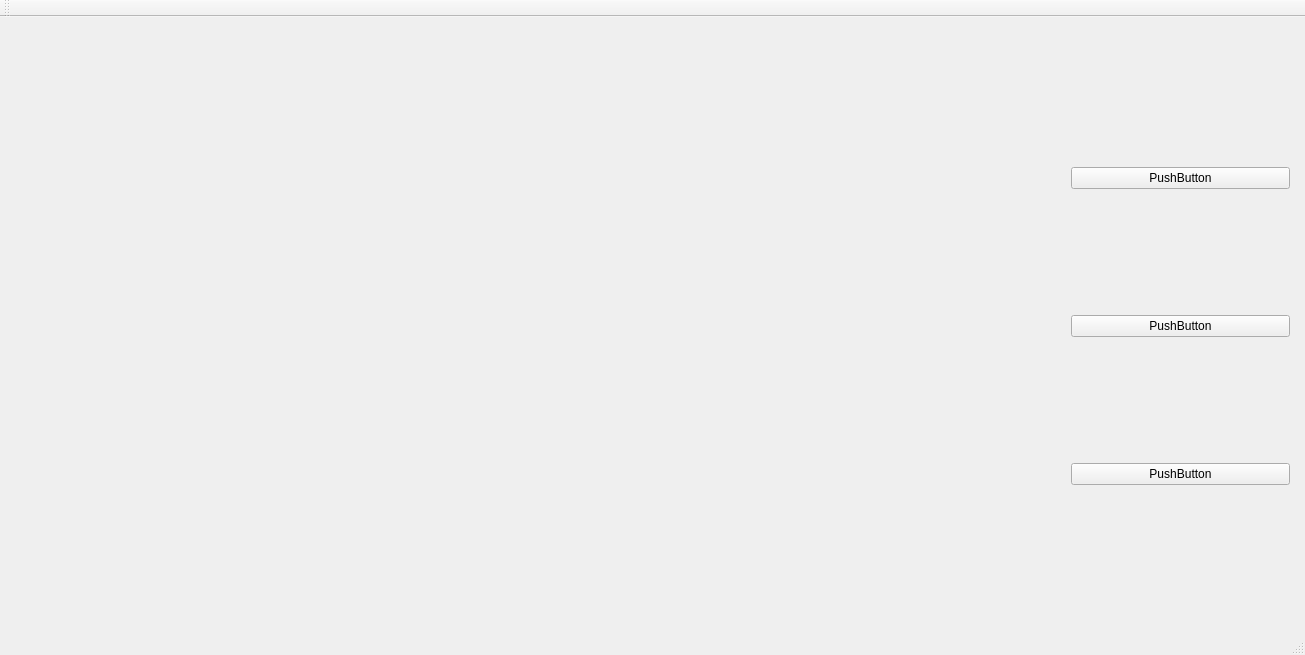
Qt form mainwindow.ui (Siamil/SmartHome) before a commit.
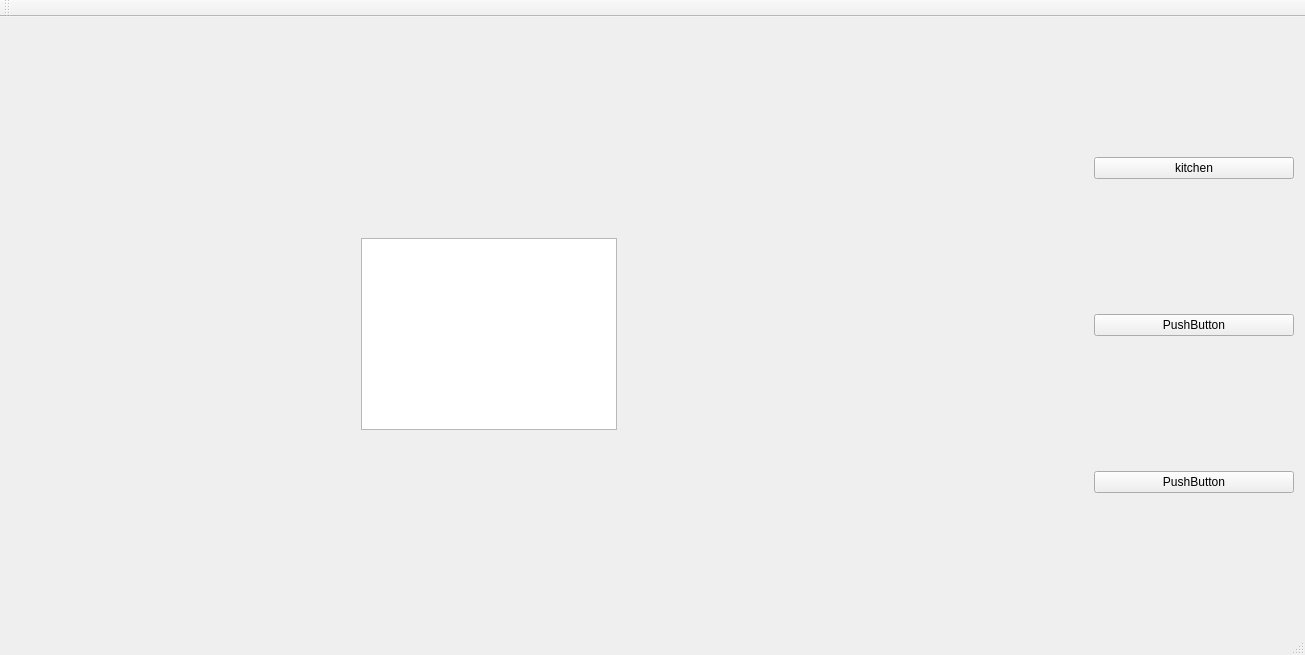
The same form after that commit. The open tabs and pages were chosen to show the change. Custom widgets are drawn as their Qt base class.

```diff
--- a/mainwindow.ui
+++ b/mainwindow.ui
@@ -14,35 +14,37 @@
    <string>MainWindow</string>
   </property>
   <widget class="QWidget" name="centralWidget">
+   <layout class="QGridLayout" name="gridLayout_2">
+    <item row="0" column="0">
    <widget class="QStackedWidget" name="stackedWidget">
-    <property name="geometry">
-     <rect>
-      <x>20</x>
-      <y>10</y>
-      <width>1011</width>
-      <height>581</height>
-     </rect>
-    </property>
     <property name="currentIndex">
-     <number>1</number>
-    </property>
-    <widget class="QWidget" name="page"/>
-    <widget class="QWidget" name="page_2"/>
-   </widget>
-   <widget class="QWidget" name="gridLayoutWidget">
+       <number>0</number>
+      </property>
+      <widget class="KitchenUI" name="kitchenUI">
+       <property name="autoFillBackground">
+        <bool>true</bool>
+       </property>
+      </widget>
+      <widget class="QWidget" name="page_2">
+       <widget class="QListWidget" name="listWidget">
     <property name="geometry">
      <rect>
-      <x>1060</x>
-      <y>19</y>
-      <width>241</width>
-      <height>581</height>
-     </rect>
-    </property>
-    <layout class="QGridLayout" name="gridLayout">
+          <x>350</x>
+          <y>210</y>
+          <width>256</width>
+          <height>192</height>
+         </rect>
+        </property>
+       </widget>
+      </widget>
+     </widget>
+    </item>
      <item row="0" column="1">
-      <widget class="QPushButton" name="pushButton">
+     <layout class="QGridLayout" name="gridLayout" columnminimumwidth="0,200">
+      <item row="0" column="1">
+       <widget class="QPushButton" name="bKitchen">
        <property name="text">
-        <string>PushButton</string>
+         <string>kitchen</string>
        </property>
       </widget>
      </item>
@@ -61,7 +63,8 @@
       </widget>
      </item>
     </layout>
-   </widget>
+    </item>
+   </layout>
   </widget>
   <widget class="QMenuBar" name="menuBar">
    <property name="geometry">
@@ -84,6 +87,14 @@
   <widget class="QStatusBar" name="statusBar"/>
  </widget>
  <layoutdefault spacing="6" margin="11"/>
+ <customwidgets>
+  <customwidget>
+   <class>KitchenUI</class>
+   <extends>QWidget</extends>
+   <header>kitchenui.h</header>
+   <container>1</container>
+  </customwidget>
+ </customwidgets>
  <resources/>
  <connections/>
 </ui>
```
Left out of the diff: 2 changed lines with no effect on the pictures. Lines whose indentation alone changed are shown as unchanged.
